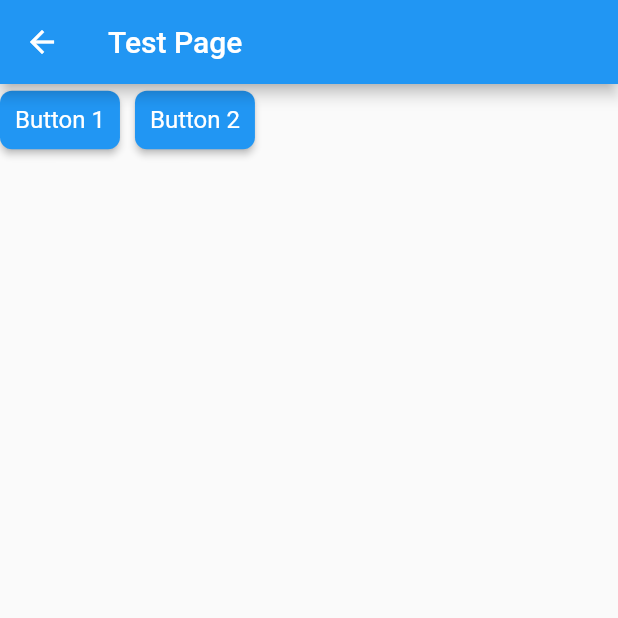
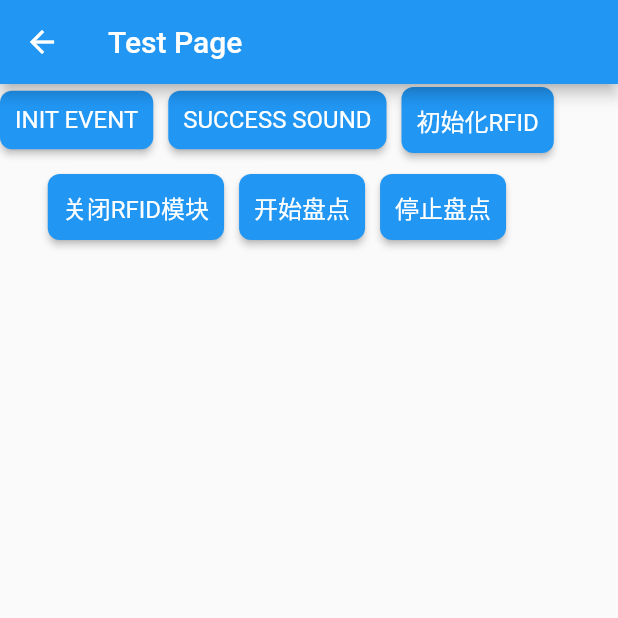
Before and after one commit to pandaoh/flutter_base, a Flutter app: the TestPage screen opened directly, on a phone screen of 412 x 824 dp, the top half of it. Run offline on Flutter 3.47's test engine with Material 2 defaults, Android fonts, the phone set to English and light mode, and no system bars; our stand-ins replace dio, flutter_easyloading, shared_preferences; accounts and stored records are empty.

Commit message:
refactor. test page

```diff
--- a/pubspec.yaml
+++ b/pubspec.yaml
@@ -4,7 +4,7 @@ version: 0.0.1
 homepage: hxb
 
 environment:
-  sdk: ">=2.12.0 <3.0.0"
+  sdk: ">=2.7.0 <3.0.0"
   flutter: ">=1.20.0"
 
 dependencies:
@@ -14,7 +14,7 @@ dependencies:
 dev_dependencies:
   flutter_test:
     sdk: flutter
-  flutter_lints: ^1.0.0
+#  flutter_lints: ^1.0.0
 
 # For information on the generic Dart part of this file, see the
 # following page: https://dart.dev/tools/pub/pubspec
--- a/sbt_rfid_pda/lib/pages/test_page.dart
+++ b/sbt_rfid_pda/lib/pages/test_page.dart
@@ -22,12 +22,34 @@ class TestPage extends StatefulWidget {
 class _TestPageState extends State<TestPage> {
   final List<Map<String, dynamic>> buttons = [
     {
-      'name': 'Button 1',
-      'key': Key('button1'),
+      'name': 'INIT EVENT',
+      'key': Key('button'),
+      'func': 'eventInit'
     },
     {
-      'name': 'Button 2',
+      'name': 'SUCCESS SOUND',
+      'key': Key('button0'),
+      'func': 'soundPlayer'
+    },
+    {
+      'name': '初始化RFID',
+      'key': Key('button1'),
+      'func': 'initRfid'
+    },
+    {
+      'name': '关闭RFID模块',
       'key': Key('button2'),
+      'func': 'rfidFree'
+    },
+    {
+      'name': '开始盘点',
+      'key': Key('button3'),
+      'func': 'startInventoryTag'
+    },
+    {
+      'name': '停止盘点',
+      'key': Key('button4'),
+      'func': 'stopInventory'
     },
   ];
 
@@ -50,11 +72,27 @@ class _TestPageState extends State<TestPage> {
               name: button['name'],
               key: button['key'],
               onClick: () async {
-                SbtPlugin.platformVersion.then((value) => {
-                  Logger.logInfo('${button['name']} 点击$value'),
-                  EasyLoading.showSuccess('${button['name']} 点击$value')
-                });
-                SbtPlugin.initRfid();
+                Logger.logInfo('${button['name']} 点击');
+                EasyLoading.showSuccess('${button['name']} 点击');
+                var n = button['func'];
+                if(n=='eventInit'){
+                  SbtPlugin.eventInit();
+                }
+                if(n=='soundPlayer'){
+                  SbtPlugin.soundPlayer();
+                }
+                if(n == 'initRfid'){
+                  SbtPlugin.initRfid();
+                }
+                if(n == 'rfidFree'){
+                  SbtPlugin.rfidFree();
+                }
+                if(n == 'startInventoryTag'){
+                  SbtPlugin.startInventoryTag();
+                }
+                if(n == 'stopInventory'){
+                  SbtPlugin.stopInventory();
+                }
               },
             );
           }).toList(),
```
Also changed, not shown: lib/call.dart (added, +100 -0 lines), lib/sbt_plugin.dart (+83 -5 lines), 3 other files.
